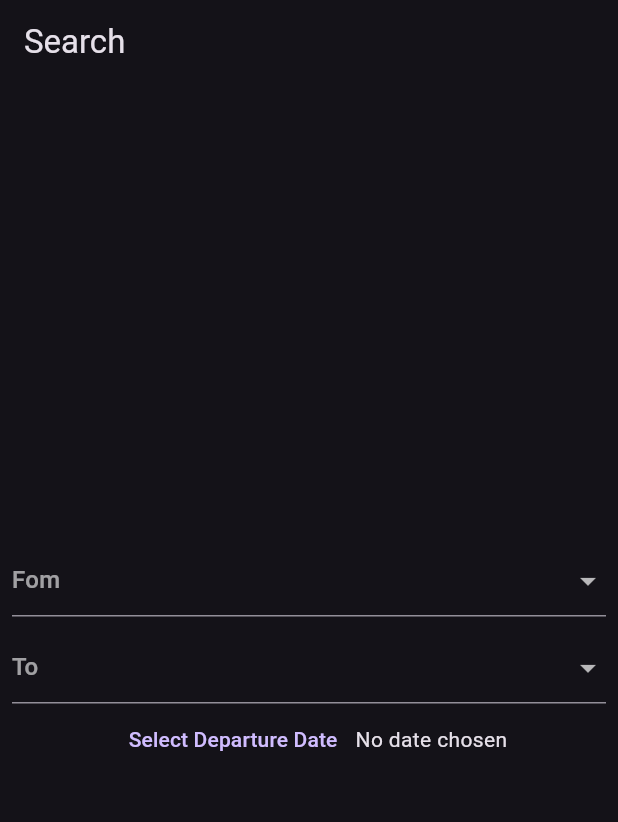
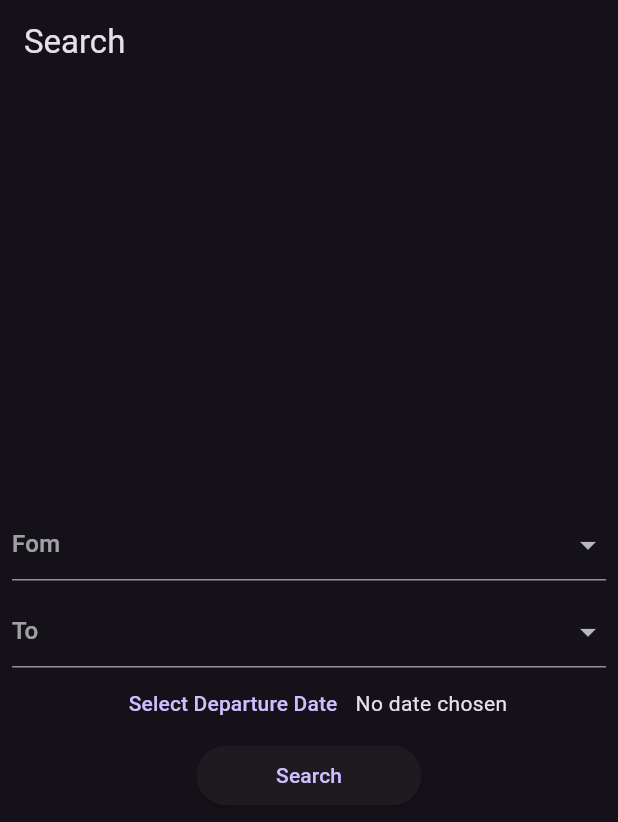
Before and after one commit to eugensosna/bus_reserv, a Flutter app: the screen it shows after launch, on a phone screen of 412 x 824 dp. Shown: the top 822 px of the screen. Run offline on Flutter 3.47's test engine with Material 3 defaults, Android fonts, the phone set to English and light mode, and no system bars.

Commit message:
search button

```diff
--- a/bus_client/lib/pages/search_page.dart
+++ b/bus_client/lib/pages/search_page.dart
@@ -12,6 +12,8 @@ class SearchPage extends StatefulWidget {
 class _SearchPageState extends State<SearchPage> {
   String? fromCity, toCity;
   DateTime? departureDate;
+
+  final _formKey = GlobalKey<FormState>();
   @override
   Widget build(BuildContext context) {
     return Scaffold(
@@ -19,6 +21,7 @@ class _SearchPageState extends State<SearchPage> {
         title: const Text('Search'),
       ),
       body: Form(
+        key: _formKey,
         child: Center(
           child: ListView(
             padding: const EdgeInsets.all(8) ,
@@ -79,9 +82,17 @@ class _SearchPageState extends State<SearchPage> {
                     ),
                     Text(departureDate == null ? "No date chosen": getFormattedDate(departureDate!, pattern: 'EEE MMM dd, yyyy'))
                   ],
+                ),
+                Center(
+                  child: SizedBox(
+                    width: 150,
+                    child: ElevatedButton(
+                      onPressed: _search,
+                      child:  const Text('Search'),
+                    ),
+                  ),
                 )
 
-                // dropDownFromCiy(toCity, "To")
             ],
 
           ),
@@ -103,4 +114,17 @@ class _SearchPageState extends State<SearchPage> {
 
     }
   }
+
+  void _search() {
+    if (departureDate == null) {
+      ScaffoldMessenger.of(context)
+      .showSnackBar(SnackBar(content: Text('Please select date')));
+      return;
+
+    }
+    if (_formKey.currentState!.validate()) {
+
+
+    }
+  }
 }
```
Also changed, not shown: bus_client/pubspec.lock.
